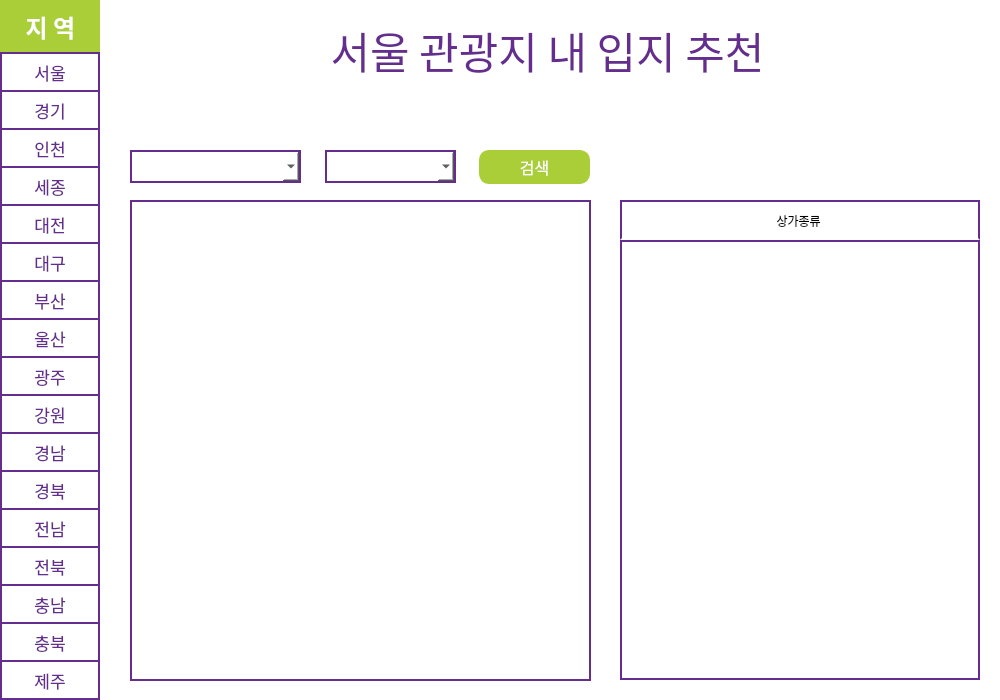
The window that ui/ui_file/CU_main.ui (HYEHEY/commercial_area_analysis) describes before a commit, drawn with Qt 5.
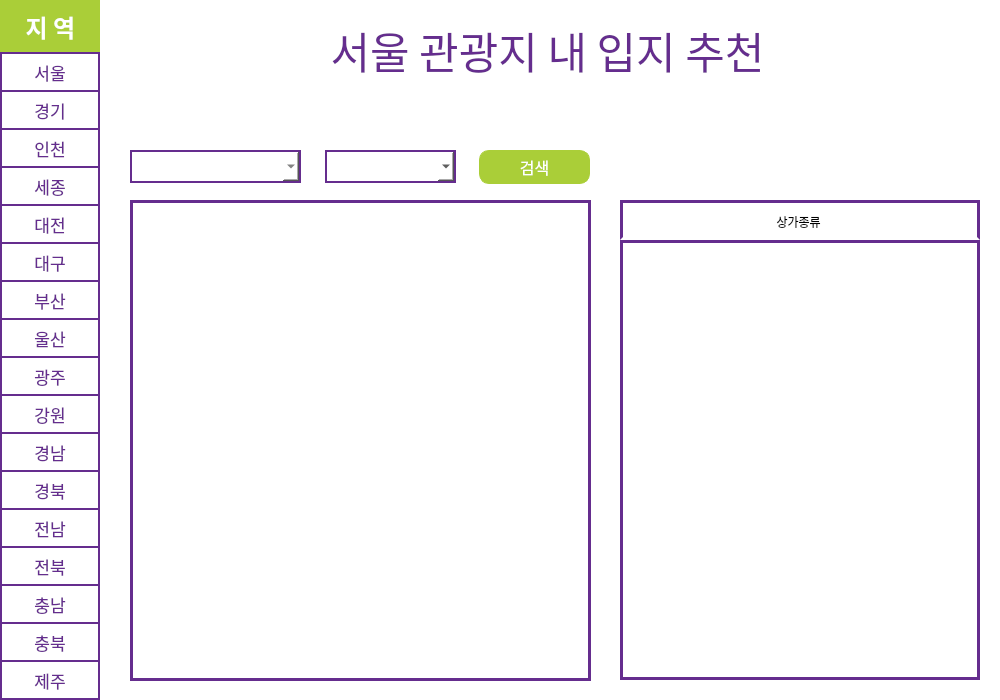
The same window after the commit.

Commit message: 내용 수정 및 추가

The edit to the form file:
```diff
--- a/ui/ui_file/CU_main.ui
+++ b/ui/ui_file/CU_main.ui
@@ -608,7 +608,7 @@
     <property name="styleSheet">
      <string notr="true">border-color: rgb(101, 45, 142);
 border-style:solid;
-border-width:2px;
+border-width:3px;
 </string>
     </property>
    </widget>
@@ -634,7 +634,7 @@
      </size>
     </property>
     <property name="styleSheet">
-     <string notr="true">border-width: 1px;
+     <string notr="true">border-width: 3px;
 border-style: solid;
 border-color: rgb(101, 45, 142);</string>
     </property>
@@ -646,10 +646,13 @@
       <rect>
        <x>0</x>
        <y>0</y>
-       <width>358</width>
-       <height>438</height>
+       <width>354</width>
+       <height>434</height>
       </rect>
      </property>
+     <property name="styleSheet">
+      <string notr="true">border-color: rgb(255, 255, 255);</string>
+     </property>
      <layout class="QVBoxLayout" name="verticalLayout">
       <property name="spacing">
        <number>0</number>
@@ -699,6 +702,7 @@
     </property>
     <property name="styleSheet">
      <string notr="true">border-color: rgb(101, 45, 142);
+color: rgb(57, 57, 57);
 border-style: solid;
 border-width:2px;
 </string>
@@ -764,7 +768,7 @@
      </size>
     </property>
     <property name="styleSheet">
-     <string notr="true">border-width: 2px;
+     <string notr="true">border-width: 3px;
 border-style: solid;
 border-color: rgb(101, 45, 142);
 border-bottom-color: rgb(255, 255, 255);
@@ -773,10 +777,10 @@
     <widget class="QLabel" name="label_2">
      <property name="geometry">
       <rect>
-       <x>2</x>
-       <y>2</y>
-       <width>356</width>
-       <height>38</height>
+       <x>3</x>
+       <y>3</y>
+       <width>354</width>
+       <height>37</height>
       </rect>
      </property>
      <property name="font">
```
Left out of the diff: 2 changed lines with no effect on the pictures. The commit also changes 2 other files.
